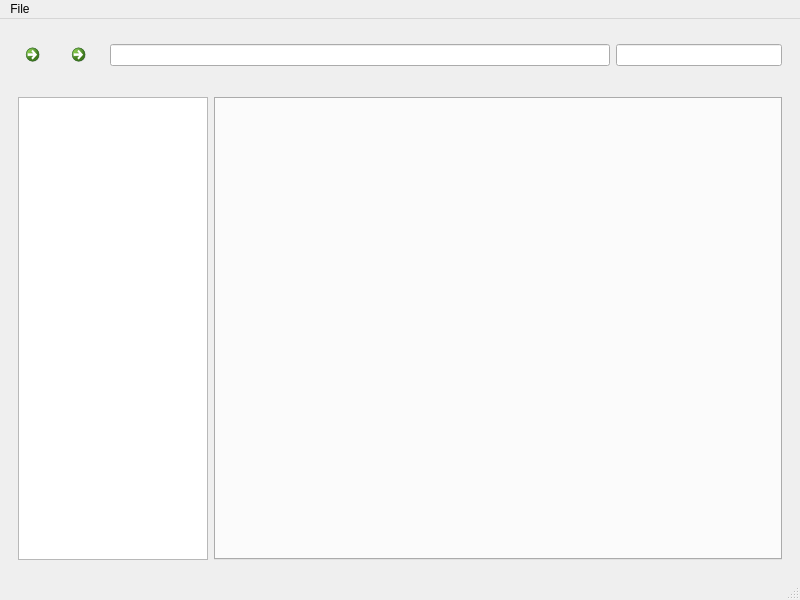
kitswas/File-Manager, file src/mainwindow.ui: the form before one commit.
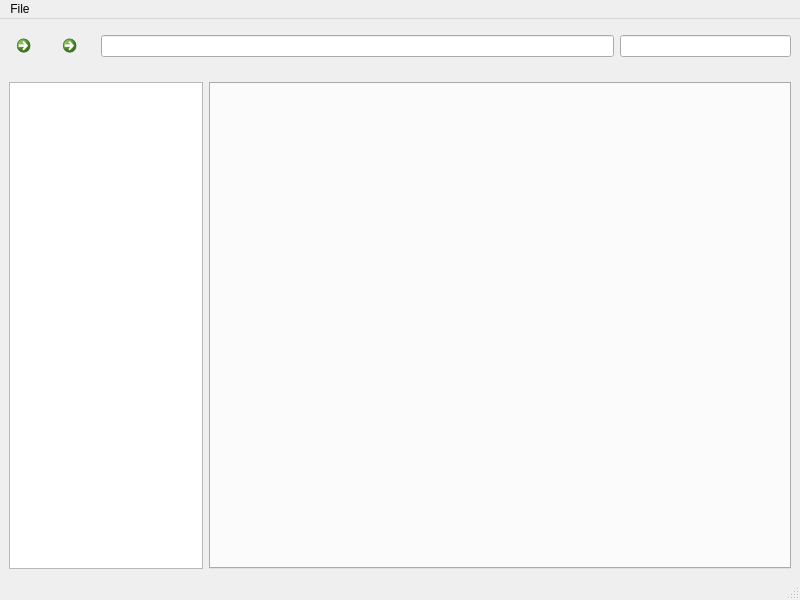
The form after the commit. Icons and pictures are not drawn.

Commit message: Made the UI denser

What changed in the file:
```diff
--- a/src/mainwindow.ui
+++ b/src/mainwindow.ui
@@ -19,6 +19,21 @@
   </property>
   <widget class="QWidget" name="centralwidget">
    <layout class="QVBoxLayout" name="verticalLayout">
+    <property name="spacing">
+     <number>0</number>
+    </property>
+    <property name="leftMargin">
+     <number>0</number>
+    </property>
+    <property name="topMargin">
+     <number>0</number>
+    </property>
+    <property name="rightMargin">
+     <number>0</number>
+    </property>
+    <property name="bottomMargin">
+     <number>0</number>
+    </property>
     <item>
      <widget class="QWidget" name="groupNav" native="true">
       <layout class="QHBoxLayout" name="horizontalLayout">
```
